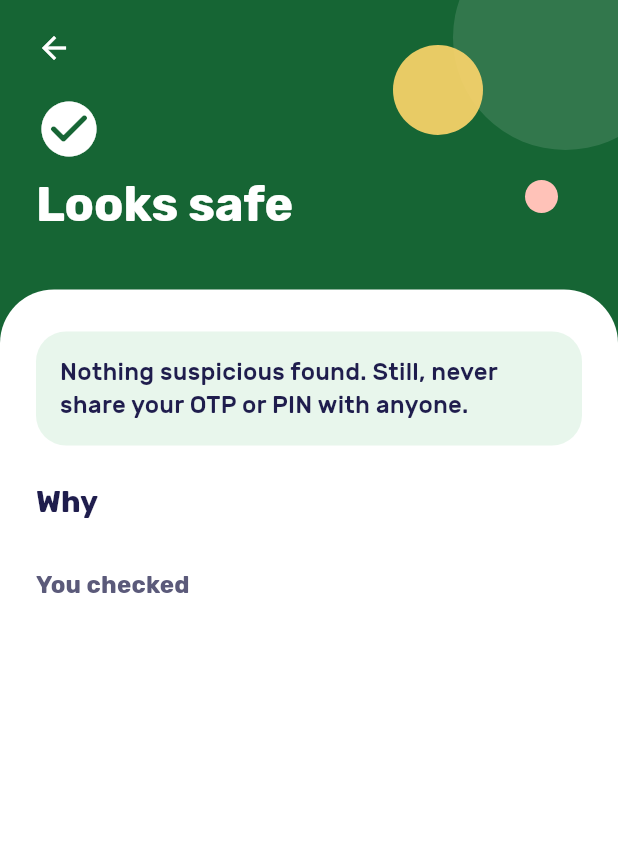
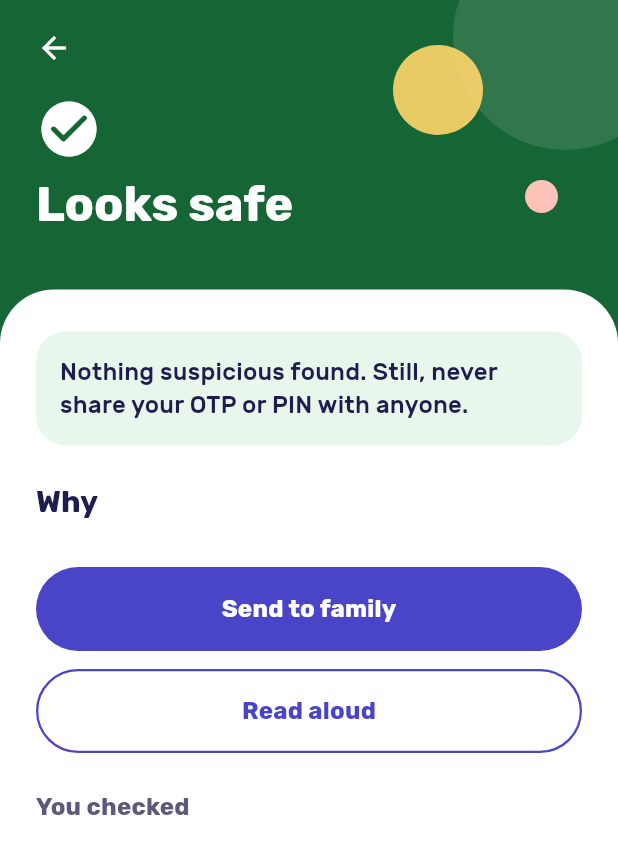
Before and after one commit to heliokii/Usisa, a Flutter app: the VerdictScreen screen opened directly with empty values, on a phone screen of 412 x 824 dp. Shown: the top 854 px of the screen. Run offline on Flutter 3.47's test engine with Material 3 defaults, Android fonts, the phone set to English and light mode, and no system bars; our stand-ins replace flutter_secure_storage, flutter_tts, image_picker, share_plus; missing offline and left inert: file_selector, google_mlkit_text_recognition; accounts and stored records are empty.

Commit message:
feat(check): Read aloud and Send to family on the verdict screen
Read aloud speaks the verdict word and action line through a reusable
ReadAloud wrapper (flutter_tts): Filipino voice (fil-PH, then tl-PH) when
installed, otherwise the English text in an English voice with a note,
never Filipino text in an English voice. Send to family opens the share
sheet (share_plus) with the verdict, advice and reasons, leaving out the
checked message so a scam link isn't passed on. Both buttons are
text-only. Adds the TTS_SERVICE package-visibility query.

Refs #35

```diff
--- /dev/null
+++ b/lib/app/read_aloud.dart
@@ -0,0 +1,60 @@
+import 'package:flutter_tts/flutter_tts.dart';
+
+/// The phone's speech engine; widget tests pass a fake.
+abstract interface class TtsEngine {
+  Future<bool> isLanguageAvailable(String tag);
+  Future<void> setLanguage(String tag);
+  Future<void> speak(String text);
+  Future<void> stop();
+}
+
+class FlutterTtsEngine implements TtsEngine {
+  final _tts = FlutterTts();
+  @override
+  Future<bool> isLanguageAvailable(String tag) async {
+    try {
+      return await _tts.isLanguageAvailable(tag) == true;
+    } catch (_) {
+      return false; // No engine, or a platform without one: Read aloud reports it unavailable.
+    }
+  }
+
+  @override
+  Future<void> setLanguage(String tag) => _tts.setLanguage(tag);
+  @override
+  Future<void> speak(String text) => _tts.speak(text);
+  @override
+  Future<void> stop() => _tts.stop();
+}
+
+/// Reads app text aloud in the app's language, never Filipino text in an English voice.
+class ReadAloud {
+  ReadAloud([TtsEngine? engine]) : _engine = engine;
+  TtsEngine? _engine;
+  TtsEngine get _tts => _engine ??= FlutterTtsEngine(); // Created on first use so screens can hold one for free.
+  final _available = <String, bool>{};
+
+  // Engines report Filipino as fil or as the older tl tag.
+  static const _voices = {
+    'fil': ['fil-PH', 'tl-PH'],
+    'en': ['en-US', 'en-PH', 'en-GB'],
+  };
+
+  /// Speaks [textIn] for [language] ('fil' or 'en'). Without a Filipino voice it speaks the English text instead.
+  /// Returns the language spoken, or null when the phone has no usable voice.
+  Future<String?> speak(String language, String Function(String language) textIn) async {
+    for (final lang in {language, 'en'}) {
+      for (final tag in _voices[lang] ?? const <String>[]) {
+        if (_available[tag] ??= await _tts.isLanguageAvailable(tag)) {
+          await _tts.stop();
+          await _tts.setLanguage(tag);
+          await _tts.speak(textIn(lang));
+          return lang;
+        }
+      }
+    }
+    return null;
+  }
+
+  Future<void> stop() async => await _engine?.stop();
+}
--- /dev/null
+++ b/lib/features/check/verdict_actions.dart
@@ -0,0 +1,95 @@
+import 'package:flutter/material.dart';
+import 'package:share_plus/share_plus.dart';
+
+import '../../app/motion.dart';
+import '../../app/read_aloud.dart';
+import '../../app/theme.dart';
+import '../../l10n/app_localizations.dart';
+import 'check.dart';
+
+/// Opens the phone's share menu with [text]; widget tests pass a fake.
+typedef ShareText = Future<void> Function(String text);
+
+Future<void> shareWithPhone(String text) => SharePlus.instance.share(ShareParams(text: text));
+
+/// The verdict and its advice, as spoken by Read aloud.
+String verdictSpeech(AppLocalizations l, CheckResult result) =>
+    '${l.verdictWord(result.verdict.name)}. ${l.verdictAction(result.verdict.name)}';
+
+/// The message Send to family shares. The checked text itself is left out so a scam link isn't passed on.
+String verdictShareText(AppLocalizations l, CheckResult result) => [
+  l.shareIntro(l.verdictWord(result.verdict.name)),
+  l.verdictAction(result.verdict.name),
+  for (final code in result.reasons) '- ${l.reason(code)}',
+].join('\n');
+
+/// Send to family (filled) and Read aloud (outlined), both text-only per DESIGN.md.
+class VerdictActions extends StatefulWidget {
+  const VerdictActions({super.key, required this.result, this.readAloud, this.share});
+  final CheckResult result;
+  final ReadAloud? readAloud;
+  final ShareText? share;
+
+  @override
+  State<VerdictActions> createState() => _VerdictActionsState();
+}
+
+class _VerdictActionsState extends State<VerdictActions> {
+  late final ReadAloud _readAloud = widget.readAloud ?? ReadAloud();
+
+  @override
+  void dispose() {
+    _readAloud.stop(); // Leaving the verdict ends its speech.
+    super.dispose();
+  }
+
+  Future<void> _speak() async {
+    final l = AppLocalizations.of(context);
+    final language = Localizations.localeOf(context).languageCode;
+    final spoken = await _readAloud.speak(
+      language,
+      (lang) => verdictSpeech(lookupAppLocalizations(Locale(lang)), widget.result),
+    );
+    if (!mounted || spoken == language) return;
+    ScaffoldMessenger.of(context)
+      ..hideCurrentSnackBar()
+      ..showSnackBar(SnackBar(content: Text(spoken == null ? l.readAloudUnavailable : l.readAloudNoFilipino)));
+  }
+
+  @override
+  Widget build(BuildContext context) {
+    final l = AppLocalizations.of(context);
+    final tt = Theme.of(context).textTheme;
+    return Column(
+      crossAxisAlignment: CrossAxisAlignment.stretch,
+      children: [
+        PressScale(
+          child: FilledButton(
+            onPressed: () => (widget.share ?? shareWithPhone)(verdictShareText(l, widget.result)),
+            style: FilledButton.styleFrom(
+              backgroundColor: UsisaColors.primary,
+              minimumSize: const Size.fromHeight(56),
+              shape: const StadiumBorder(),
+              textStyle: tt.titleMedium,
+            ),
+            child: Text(l.sendToFamily, textAlign: TextAlign.center),
+          ),
+        ),
+        const SizedBox(height: 12),
+        PressScale(
+          child: OutlinedButton(
+            onPressed: _speak,
+            style: OutlinedButton.styleFrom(
+              foregroundColor: UsisaColors.primary,
+              side: const BorderSide(color: UsisaColors.primary, width: 1.5),
+              minimumSize: const Size.fromHeight(56),
+              shape: const StadiumBorder(),
+              textStyle: tt.titleMedium,
+            ),
+            child: Text(l.readAloud, textAlign: TextAlign.center),
+          ),
+        ),
+      ],
+    );
+  }
+}
--- a/lib/features/check/verdict_screen.dart
+++ b/lib/features/check/verdict_screen.dart
@@ -2,9 +2,11 @@ import 'package:flutter/material.dart';
 import 'package:flutter/services.dart';
 
 import '../../app/motion.dart';
+import '../../app/read_aloud.dart';
 import '../../app/theme.dart';
 import '../../l10n/app_localizations.dart';
 import 'check.dart';
+import 'verdict_actions.dart';
 
 /// Colour, tint and icon for each Verdict. Colour is never the only carrier: each also has an icon and a word.
 const verdictLooks = {
@@ -16,8 +18,12 @@ const verdictLooks = {
 
 /// Displays a Check result: verdict-coloured header, then a white sheet with the action line and reasons.
 class VerdictScreen extends StatelessWidget {
-  const VerdictScreen({super.key, required this.result, this.checkedAt, this.onCheckAgain});
+  const VerdictScreen({super.key, required this.result, this.checkedAt, this.onCheckAgain, this.readAloud, this.share});
   final CheckResult result;
+
+  /// Read aloud and Send to family; widget tests pass fakes, otherwise the phone's own.
+  final ReadAloud? readAloud;
+  final ShareText? share;
 
   /// Set when reopening a saved History entry: shows "Checked on" with the date and time.
   final DateTime? checkedAt;
@@ -146,6 +152,8 @@ class VerdictScreen extends StatelessWidget {
                         Text(l.reallyGoesTo(destination), style: tt.bodyLarge?.copyWith(fontWeight: FontWeight.w600)),
                       ],
                       const SizedBox(height: 24),
+                      VerdictActions(result: result, readAloud: readAloud, share: share),
+                      const SizedBox(height: 24),
                       EnterMotion(
                         index: 3,
                         child: Column(
--- a/lib/l10n/app_en.arb
+++ b/lib/l10n/app_en.arb
@@ -61,5 +61,11 @@
   "fromYourTexts": "From your texts",
   "checkedOnDate": "Checked on {date}",
   "@checkedOnDate": {"description": "Label on a reopened History entry; date is the date and time of the Check.", "placeholders": {"date": {"type": "String"}}},
-  "checkAgain": "Check again"
+  "checkAgain": "Check again",
+  "sendToFamily": "Send to family",
+  "readAloud": "Read aloud",
+  "readAloudNoFilipino": "There's no Filipino voice on this phone, so it's reading in English.",
+  "readAloudUnavailable": "Read aloud isn't available on this phone.",
+  "shareIntro": "I checked a message with Usisa. It says: {verdict}",
+  "@shareIntro": {"description": "First line of the Send to family message; verdict is the localized Verdict word.", "placeholders": {"verdict": {"type": "String"}}}
 }
--- a/lib/l10n/app_localizations.dart
+++ b/lib/l10n/app_localizations.dart
@@ -427,6 +427,36 @@ abstract class AppLocalizations {
   /// In en, this message translates to:
   /// **'Check again'**
   String get checkAgain;
+
+  /// No description provided for @sendToFamily.
+  ///
+  /// In en, this message translates to:
+  /// **'Send to family'**
+  String get sendToFamily;
+
+  /// No description provided for @readAloud.
+  ///
+  /// In en, this message translates to:
+  /// **'Read aloud'**
+  String get readAloud;
+
+  /// No description provided for @readAloudNoFilipino.
+  ///
+  /// In en, this message translates to:
+  /// **'There\'s no Filipino voice on this phone, so it\'s reading in English.'**
+  String get readAloudNoFilipino;
+
+  /// No description provided for @readAloudUnavailable.
+  ///
+  /// In en, this message translates to:
+  /// **'Read aloud isn\'t available on this phone.'**
+  String get readAloudUnavailable;
+
+  /// First line of the Send to family message; verdict is the localized Verdict word.
+  ///
+  /// In en, this message translates to:
+  /// **'I checked a message with Usisa. It says: {verdict}'**
+  String shareIntro(String verdict);
 }
 
 class _AppLocalizationsDelegate
--- a/pubspec.yaml
+++ b/pubspec.yaml
@@ -45,6 +45,8 @@ dependencies:
   url_launcher: ^6.3.3
 
   intl: ^0.20.3
+  flutter_tts: ^4.2.5
+  share_plus: ^13.3.1
 dev_dependencies:
   integration_test:
     sdk: flutter
```
Also changed, not shown: lib/l10n/app_fil.arb (+6 -1 lines), lib/l10n/app_localizations_en.dart (+19 -0 lines), lib/l10n/app_localizations_fil.dart (+19 -0 lines), pubspec.lock, 6 other files.
